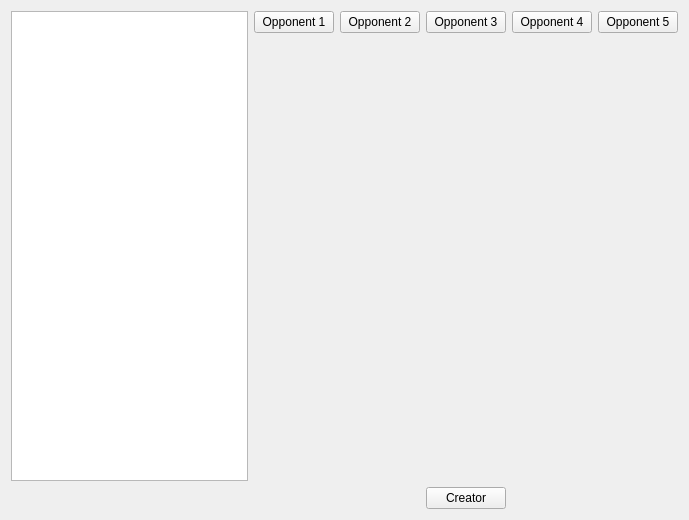
The window that Nayda/roomcreationwaitinglobby.ui (Mar94oK/Nayda) describes before a commit, drawn with Qt 5.
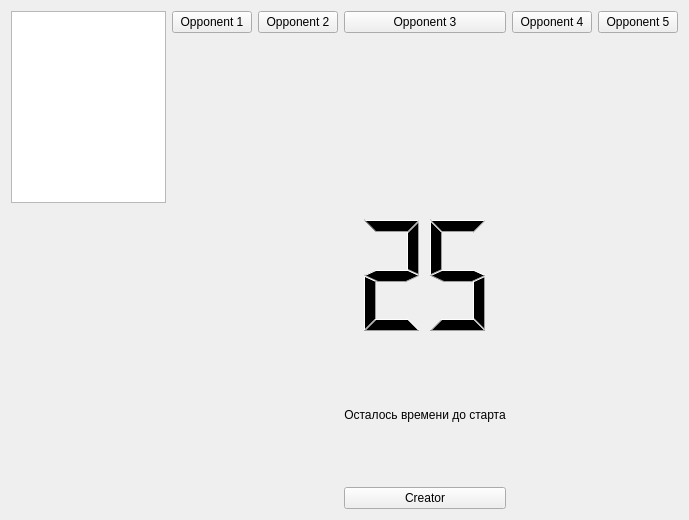
The same window after the commit. Custom widgets are drawn as their Qt base class.

Commit message: Adding Back Counter

The edit to the form file:
```diff
--- a/Nayda/roomcreationwaitinglobby.ui
+++ b/Nayda/roomcreationwaitinglobby.ui
@@ -14,54 +14,98 @@
    <string>Ожидание оппонентов</string>
   </property>
   <layout class="QGridLayout" name="gridLayout_2">
-   <item row="0" column="5">
+   <item row="4" column="5">
+    <widget class="QLabel" name="lbl_TimeLeftBeforeStart">
+     <property name="sizePolicy">
+      <sizepolicy hsizetype="Minimum" vsizetype="Minimum">
+       <horstretch>0</horstretch>
+       <verstretch>0</verstretch>
+      </sizepolicy>
+     </property>
+     <property name="text">
+      <string>Осталось времени до старта</string>
+     </property>
+     <property name="alignment">
+      <set>Qt::AlignCenter</set>
+     </property>
+    </widget>
+   </item>
+   <item row="0" column="6">
     <widget class="QPushButton" name="btn_Opponent_4">
      <property name="text">
       <string>Opponent 4</string>
      </property>
     </widget>
    </item>
-   <item row="0" column="6">
+   <item row="0" column="7">
     <widget class="QPushButton" name="btn_Opponent_5">
      <property name="text">
       <string>Opponent 5</string>
      </property>
     </widget>
    </item>
-   <item row="0" column="3">
+   <item row="0" column="4">
     <widget class="QPushButton" name="btn_Opponent_3">
      <property name="text">
       <string>Opponent 2</string>
      </property>
     </widget>
    </item>
-   <item row="0" column="0" rowspan="3" colspan="2">
+   <item row="0" column="0" rowspan="2" colspan="2">
     <widget class="QTextBrowser" name="txtBrsr_Dialog"/>
    </item>
-   <item row="0" column="4">
+   <item row="0" column="5">
     <widget class="QPushButton" name="btn_Opponent_2">
      <property name="text">
       <string>Opponent 3</string>
      </property>
     </widget>
    </item>
-   <item row="0" column="2">
+   <item row="0" column="3">
     <widget class="QPushButton" name="btn_Opponent_1">
      <property name="text">
       <string>Opponent 1</string>
      </property>
     </widget>
    </item>
-   <item row="3" column="0" colspan="2">
+   <item row="5" column="0" colspan="2">
     <widget class="GameSettingsWidget" name="wdgt_GameSettings" native="true"/>
    </item>
-   <item row="3" column="4">
+   <item row="5" column="5">
     <widget class="QPushButton" name="btn_Creator">
      <property name="text">
       <string>Creator</string>
      </property>
     </widget>
    </item>
+   <item row="3" column="5">
+    <widget class="QLCDNumber" name="lcd_BackCounter">
+     <property name="layoutDirection">
+      <enum>Qt::LeftToRight</enum>
+     </property>
+     <property name="inputMethodHints">
+      <set>Qt::ImhNone</set>
+     </property>
+     <property name="frameShape">
+      <enum>QFrame::NoFrame</enum>
+     </property>
+     <property name="frameShadow">
+      <enum>QFrame::Raised</enum>
+     </property>
+     <property name="digitCount">
+      <number>2</number>
+     </property>
+     <property name="mode">
+      <enum>QLCDNumber::Dec</enum>
+     </property>
+     <property name="segmentStyle">
+      <enum>QLCDNumber::Filled</enum>
+     </property>
+     <property name="intValue" stdset="0">
+      <number>25</number>
+     </property>
+    </widget>
+   </item>
   </layout>
  </widget>
  <customwidgets>
```
The commit also changes 3 other files.
